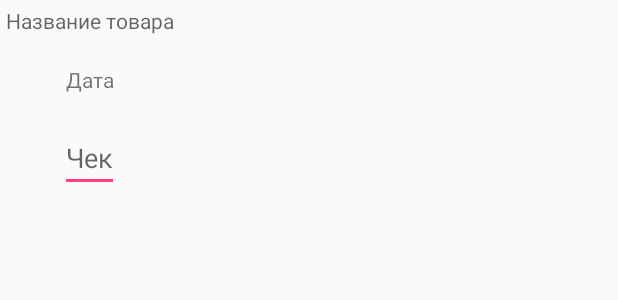
After one commit to Rubykus/Diplom, an Android app: the layout dialog_sale.xml on its own in the app's theme, with its tools: preview values and no code run, on a phone screen of 412 x 824 dp. The commit adds this screen. Shown: the top 300 px of the screen. Run offline under Robolectric (Android 15) with nearby library versions, the phone set to English and light mode, and no system bars.

Commit message:
not correct working dialog id good

```diff
--- a/app/src/main/java/com/rubykus/hats/Categories.java
+++ b/app/src/main/java/com/rubykus/hats/Categories.java
@@ -115,7 +115,7 @@ public class Categories extends AppCompatActivity
                     });
         } else {
             nameCat.setText(cursor.getString(cursor.getColumnIndex(DB.CAT_NAME)));
-            builder.setTitle(R.string.edit_cat)
+            builder.setTitle(R.string.update)
                     .setView(view)
                     .setPositiveButton(R.string.update, new DialogInterface.OnClickListener() {
                         @Override
--- a/app/src/main/java/com/rubykus/hats/Check.java
+++ b/app/src/main/java/com/rubykus/hats/Check.java
@@ -130,7 +130,7 @@ public class Check extends AppCompatActivity
         } else {
             dateCheck.setText(cursor.getString(cursor.getColumnIndex(DB.CHECK_DATE)));
             costCheck.setText(cursor.getString(cursor.getColumnIndex(DB.CHECK_COST)));
-            builder.setTitle(R.string.new_check)
+            builder.setTitle(R.string.update)
                     .setView(view)
                     .setPositiveButton(R.string.update, new DialogInterface.OnClickListener() {
                         @Override
--- /dev/null
+++ b/app/src/main/res/layout/dialog_sale.xml
@@ -0,0 +1,38 @@
+<LinearLayout xmlns:android="http://schemas.android.com/apk/res/android"
+    android:id="@+id/addCatLL"
+    android:orientation="vertical"
+    android:layout_width="wrap_content"
+    android:layout_height="wrap_content">
+    <TextView
+        android:id="@+id/addIdGood"
+        android:inputType="number"
+        android:layout_width="wrap_content"
+        android:layout_height="wrap_content"
+        android:layout_marginTop="4dp"
+        android:layout_marginLeft="4dp"
+        android:layout_marginRight="4dp"
+        android:layout_marginBottom="16dp"
+        android:hint="@string/good_name"
+        android:layout_gravity="center_horizontal"/>
+    <TextView
+        android:id="@+id/addDate"
+        android:layout_width="wrap_content"
+        android:layout_height="wrap_content"
+        android:layout_marginTop="4dp"
+        android:layout_marginLeft="4dp"
+        android:layout_marginRight="4dp"
+        android:layout_marginBottom="16dp"
+        android:text="@string/date"
+        android:layout_gravity="center_horizontal"/>
+    <EditText
+        android:id="@+id/addIdCheck"
+        android:inputType="number"
+        android:layout_width="wrap_content"
+        android:layout_height="wrap_content"
+        android:layout_marginTop="4dp"
+        android:layout_marginLeft="4dp"
+        android:layout_marginRight="4dp"
+        android:layout_marginBottom="16dp"
+        android:hint="@string/check"
+        android:layout_gravity="center_horizontal"/>
+</LinearLayout>
--- a/app/src/main/res/menu/activity_main_drawer.xml
+++ b/app/src/main/res/menu/activity_main_drawer.xml
@@ -13,7 +13,7 @@
         <item
             android:id="@+id/checks"
             android:icon="@drawable/ic_menu_slideshow"
-            android:title="@string/check" />
+            android:title="@string/checks" />
         <item
             android:id="@+id/sales"
             android:icon="@drawable/ic_menu_manage"
--- a/app/src/main/res/values/strings.xml
+++ b/app/src/main/res/values/strings.xml
@@ -10,7 +10,7 @@
     <string name="delete">Удалить</string>
     <string name="categories">Категории</string>
     <string name="goods">Товары</string>
-    <string name="check">Чеки</string>
+    <string name="checks">Чеки</string>
     <string name="sales">Продажи</string>
     <string name="footer_menu">Системные</string>
     <string name="about_us">О нас</string>
@@ -19,8 +19,10 @@
     <string name="cat_name">Название категори</string>
     <string name="new_cat">Новая категория</string>
     <string name="new_check">Новый чек</string>
-    <string name="edit_cat">Изменить категорию</string>
     <string name="date">Дата</string>
     <string name="cost">Стоимость</string>
+    <string name="good_name">Название товара</string>
+    <string name="check">Чек</string>
+    <string name="new_sale">Новая продажа</string>
 
 </resources>
```
Also changed, not shown: app/src/main/java/com/rubykus/hats/Sale.java (+106 -49 lines).
